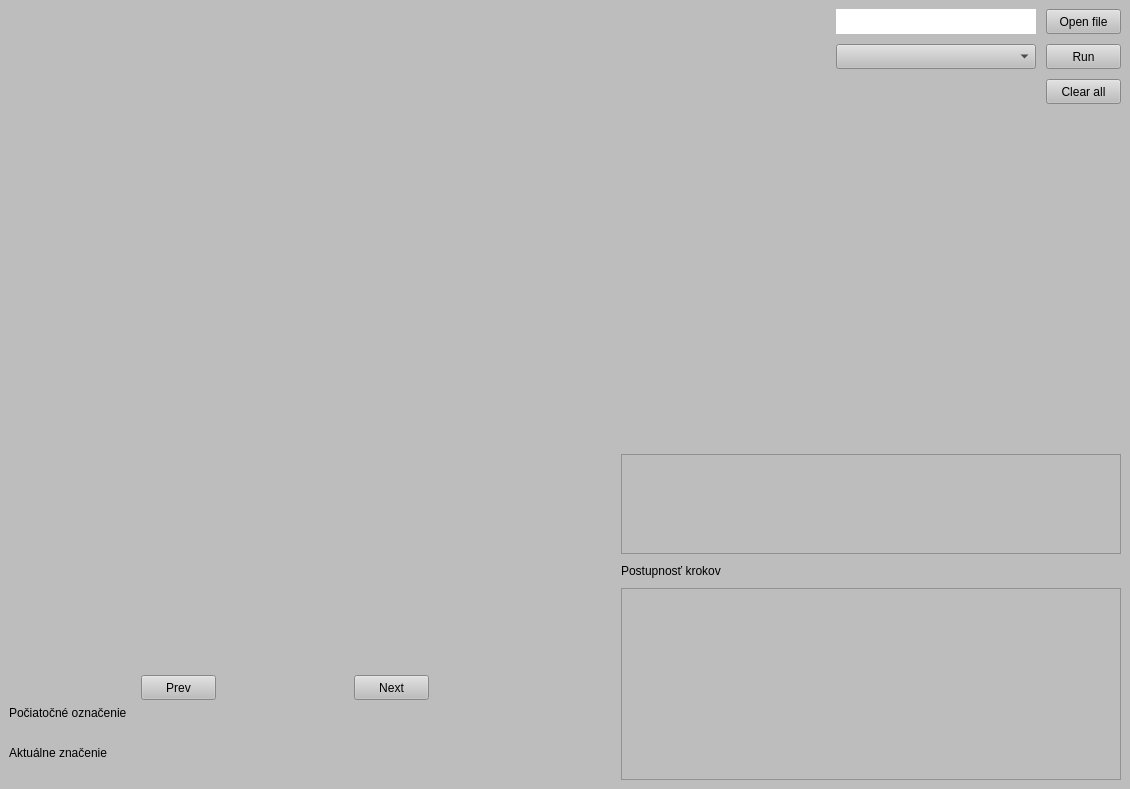
Before: the Qt Designer form gui/responsive.ui in PavolHradsky/PIS-bonus, drawn with Qt 5.
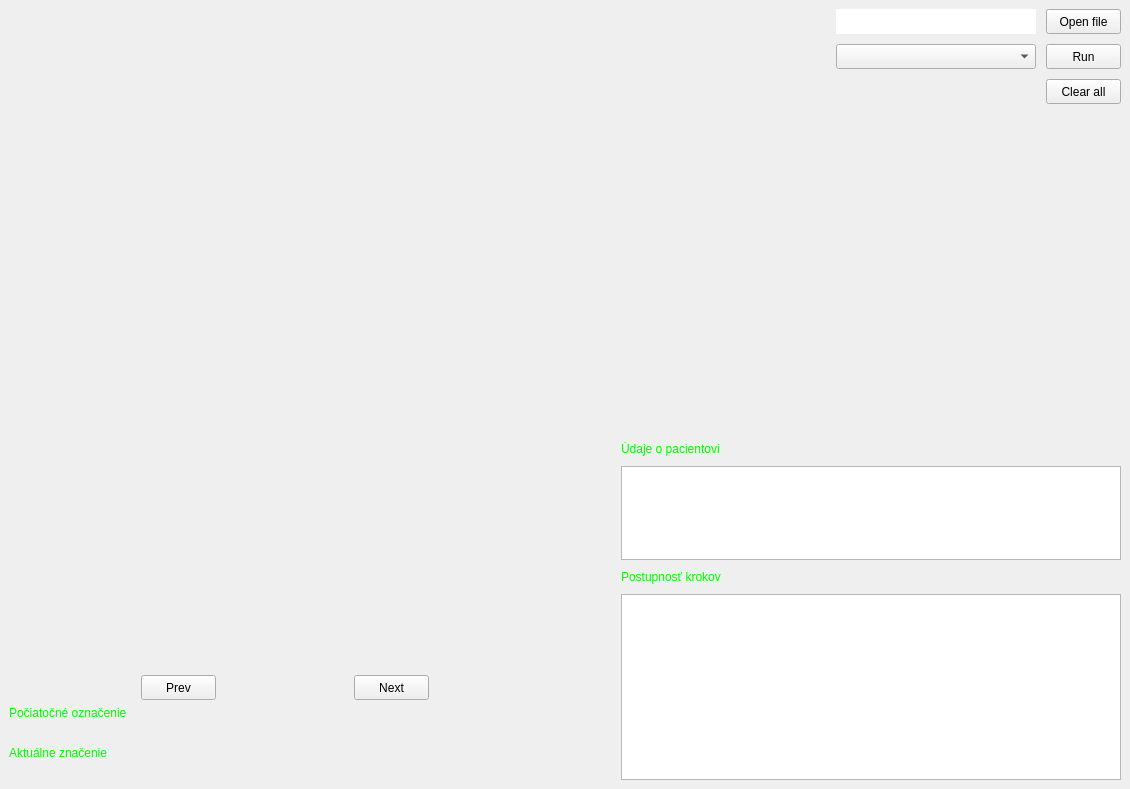
After: the same form once the commit is applied.

The edit to the form file:
```diff
--- a/gui/responsive.ui
+++ b/gui/responsive.ui
@@ -14,7 +14,9 @@
    <string>MainWindow</string>
   </property>
   <property name="styleSheet">
-   <string notr="true">background: #bdbdbd;</string>
+   <string notr="true">QMainWindow::titleBar {
+    background-color: black;
+}</string>
   </property>
   <widget class="QWidget" name="centralwidget">
    <layout class="QGridLayout" name="gridLayout" rowstretch="5,0">
@@ -272,6 +274,9 @@
          <layout class="QVBoxLayout" name="verticalLayout_5">
           <item>
            <widget class="QLabel" name="initial_marking_label">
+            <property name="styleSheet">
+             <string notr="true">color: #00FF00;</string>
+            </property>
             <property name="text">
              <string>Počiatočné označenie</string>
             </property>
@@ -279,6 +284,9 @@
           </item>
           <item>
            <widget class="QLabel" name="marking">
+            <property name="styleSheet">
+             <string notr="true">color: #00FF00;</string>
+            </property>
             <property name="text">
              <string/>
             </property>
@@ -286,6 +294,9 @@
           </item>
           <item>
            <widget class="QLabel" name="label_2">
+            <property name="styleSheet">
+             <string notr="true">color: #00FF00;</string>
+            </property>
             <property name="text">
              <string>Aktuálne značenie</string>
             </property>
@@ -337,6 +348,16 @@
             <property name="spacing">
              <number>10</number>
             </property>
+            <item>
+             <widget class="QLabel" name="label_3">
+              <property name="styleSheet">
+               <string notr="true">color: #00FF00;</string>
+              </property>
+              <property name="text">
+               <string>Údaje o pacientovi</string>
+              </property>
+             </widget>
+            </item>
             <item>
              <widget class="QTableWidget" name="table">
               <property name="maximumSize">
@@ -352,6 +373,9 @@
             </item>
             <item>
              <widget class="QLabel" name="label">
+              <property name="styleSheet">
+               <string notr="true">color: #00FF00;</string>
+              </property>
               <property name="text">
                <string>Postupnosť krokov</string>
               </property>
@@ -383,6 +407,9 @@
                 <height>200</height>
                </size>
               </property>
+              <property name="styleSheet">
+               <string notr="true">color: #808080;</string>
+              </property>
              </widget>
             </item>
            </layout>
```
